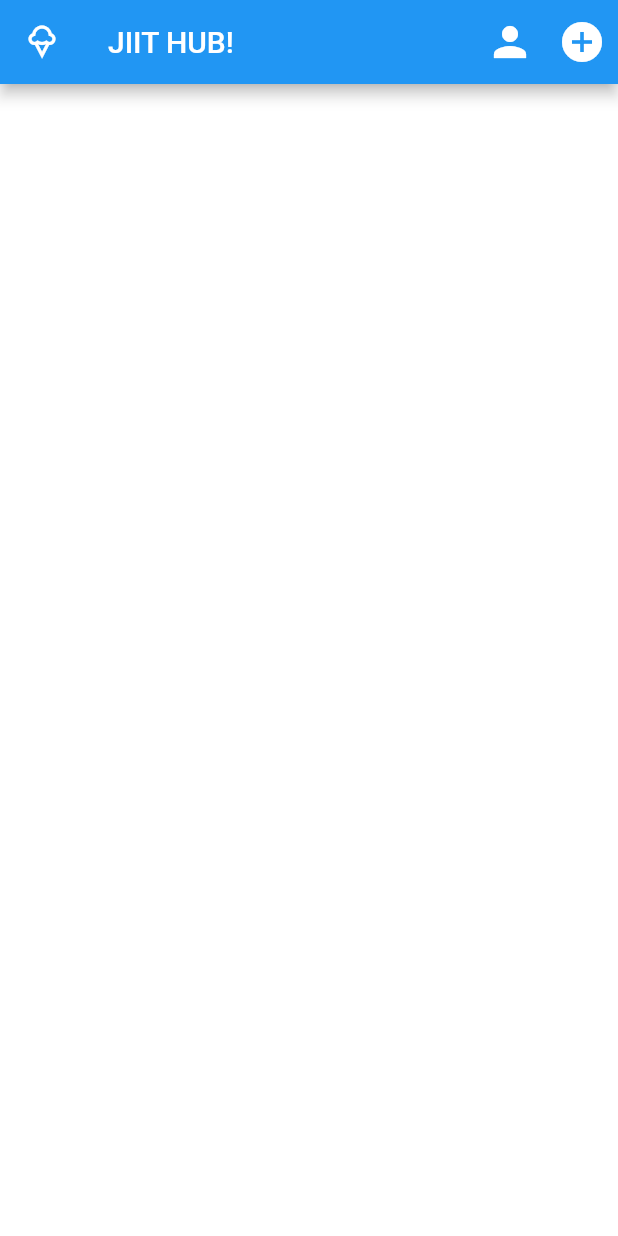
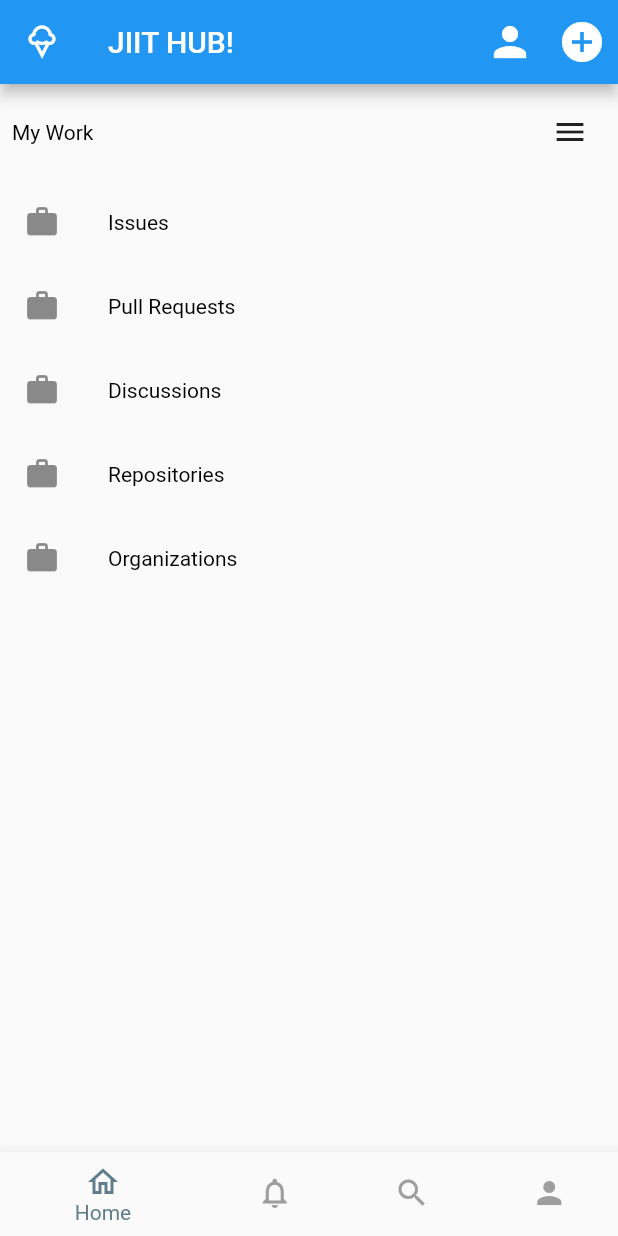
Before and after one commit to tanny99/jiit_hub, a Flutter app: the screen it shows after launch, after a tap on "Login", on a phone screen of 412 x 824 dp. Run offline on Flutter 3.47's test engine with Material 2 defaults, Android fonts, the phone set to English and light mode, and no system bars.

Commit message:
Home page added.

```diff
--- a/lib/screens/HomePage.dart
+++ b/lib/screens/HomePage.dart
@@ -1,15 +1,68 @@
+import 'package:flutter/cupertino.dart';
 import 'package:flutter/material.dart';
 import 'MyProfile.dart';
-class HomePage extends StatelessWidget {
+import 'Constants.dart' as K;
+class HomePage extends StatefulWidget {
+  @override
+  _HomePageState createState() => _HomePageState();
+}
+
+class _HomePageState extends State<HomePage> {
+  int selectedIndex=0;
+
+  void _onTap(int index){
+    setState((){
+      selectedIndex=index;
+    });
+  }
+
   @override
   Widget build(BuildContext context) {
+
+
     return MaterialApp(
       debugShowCheckedModeBanner: false,
-      home: Column(
-        children: [
-          AppBar(title: Text('JIIT HUB!'),leading: Icon(Icons.icecream_outlined),actions: [GestureDetector(child: IconButton(icon: Icon(Icons.person,size: 32,), onPressed: (){Navigator.push(context, MaterialPageRoute(builder: (context)=>MyProfile()));}),),GestureDetector(child: IconButton(icon: Icon(Icons.add_circle,size: 32,), onPressed: (){}),)
-    ])
-        ],
+      home: Scaffold(
+          appBar: AppBar(title: Text('JIIT HUB!'),
+              leading: Icon(Icons.icecream_outlined),
+              actions: [
+                GestureDetector(child: IconButton(
+                    icon: Icon(Icons.person, size: 32,), onPressed: () {
+                  Navigator.push(context,
+                      MaterialPageRoute(builder: (context) => MyProfile()));
+                }),),
+                GestureDetector(child: IconButton(
+                    icon: Icon(Icons.add_circle, size: 32,), onPressed: () {}),)
+              ]),
+          body:SingleChildScrollView(
+            child: Column(
+              children: [
+                Padding(
+                  padding: const EdgeInsets.all(8.0),
+                  child: Row(mainAxisAlignment: MainAxisAlignment.spaceBetween,children:[Text('My Work', style: K.style2,),IconButton(onPressed: (){}, icon: Icon(Icons.menu))]),
+                ),
+                ListTile(leading: Icon(Icons.work),title: Text('Issues', style: K.style2),onTap:(){},),
+                ListTile(leading: Icon(Icons.work),title: Text('Pull Requests', style: K.style2),onTap:(){},),
+                ListTile(leading: Icon(Icons.work),title: Text('Discussions', style: K.style2),onTap:(){},),
+                ListTile(leading: Icon(Icons.work),title: Text('Repositories', style: K.style2),onTap:(){},),
+                ListTile(leading: Icon(Icons.work),title: Text('Organizations', style: K.style2),onTap:(){},),
+              ],
+            ),
+          ),
+        bottomNavigationBar: BottomNavigationBar(
+          fixedColor: Colors.blueGrey,
+          unselectedItemColor: Colors.grey,
+          items: [
+            BottomNavigationBarItem(icon: Icon(Icons.home_outlined),label: 'Home',),
+            BottomNavigationBarItem(icon: Icon(Icons.notifications_none),label: 'Notification'),
+            BottomNavigationBarItem(icon: Icon(Icons.search_outlined),label: 'Explore'),
+            BottomNavigationBarItem(icon: Icon(Icons.person),label: 'Profile'),
+          ],
+          currentIndex: selectedIndex,
+          onTap: _onTap,
+
+        ),
+
       ),
     );
   }
```
